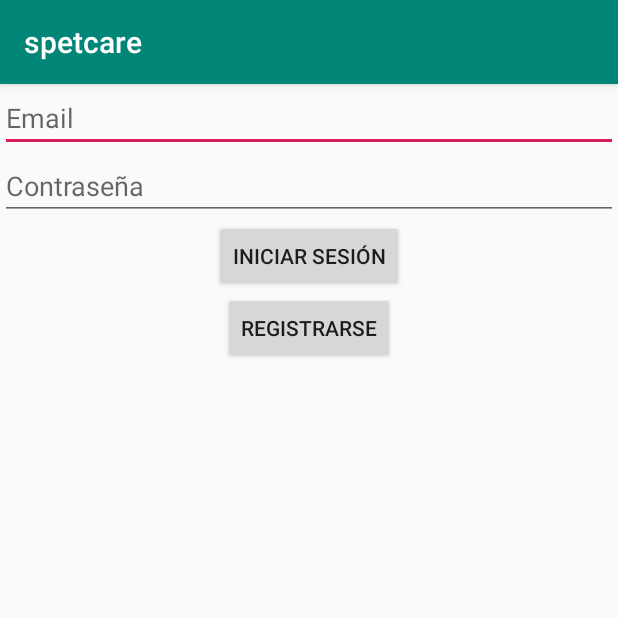
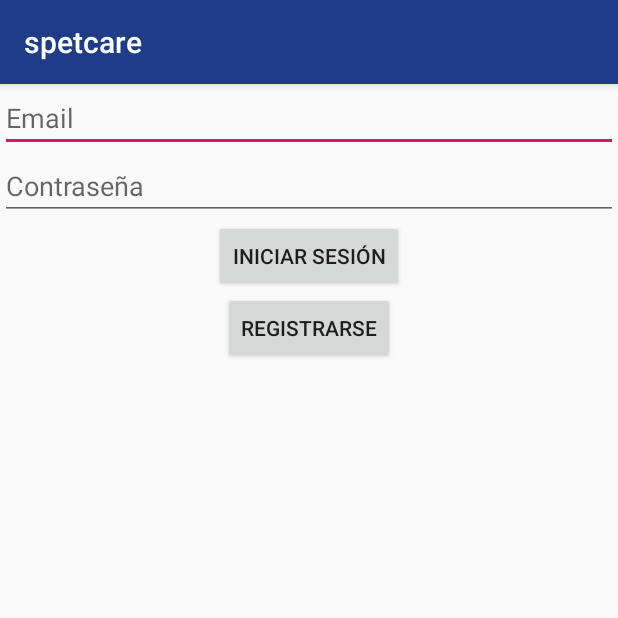
Before and after one commit to Rosi2/Spetcare, an Android app: the screen it shows after launch (MainActivity), on a phone screen of 412 x 824 dp, the top half of it. Run offline under Robolectric (Android 15) with nearby library versions, the phone set to English and light mode, and no system bars; our stand-ins replace Firebase (no records; nobody signed in at launch, a user with empty details on screens opened directly).

Commit message:
clase para bd

```diff
--- a/app/src/main/java/com/example/hphp/spetcare/MainActivity.java
+++ b/app/src/main/java/com/example/hphp/spetcare/MainActivity.java
@@ -16,6 +16,8 @@ import com.google.android.gms.tasks.Task;
 import com.google.firebase.auth.AuthResult;
 import com.google.firebase.auth.FirebaseAuth;
 import com.google.firebase.auth.FirebaseAuthUserCollisionException;
+import com.google.firebase.database.DatabaseReference;
+import com.google.firebase.database.FirebaseDatabase;
 
 public class MainActivity extends AppCompatActivity implements View.OnClickListener{
 
--- a/app/src/main/res/values/colors.xml
+++ b/app/src/main/res/values/colors.xml
@@ -1,6 +1,6 @@
 <?xml version="1.0" encoding="utf-8"?>
 <resources>
-    <color name="colorPrimary">#008577</color>
-    <color name="colorPrimaryDark">#00574B</color>
+    <color name="colorPrimary">#1f3c88</color>
+    <color name="colorPrimaryDark">#070d59</color>
     <color name="colorAccent">#D81B60</color>
 </resources>
```
Also changed, not shown: app/src/main/java/com/example/hphp/spetcare/datos.java (added, +19 -0 lines), app/src/main/res/values/strings.xml (+7 -0 lines).
